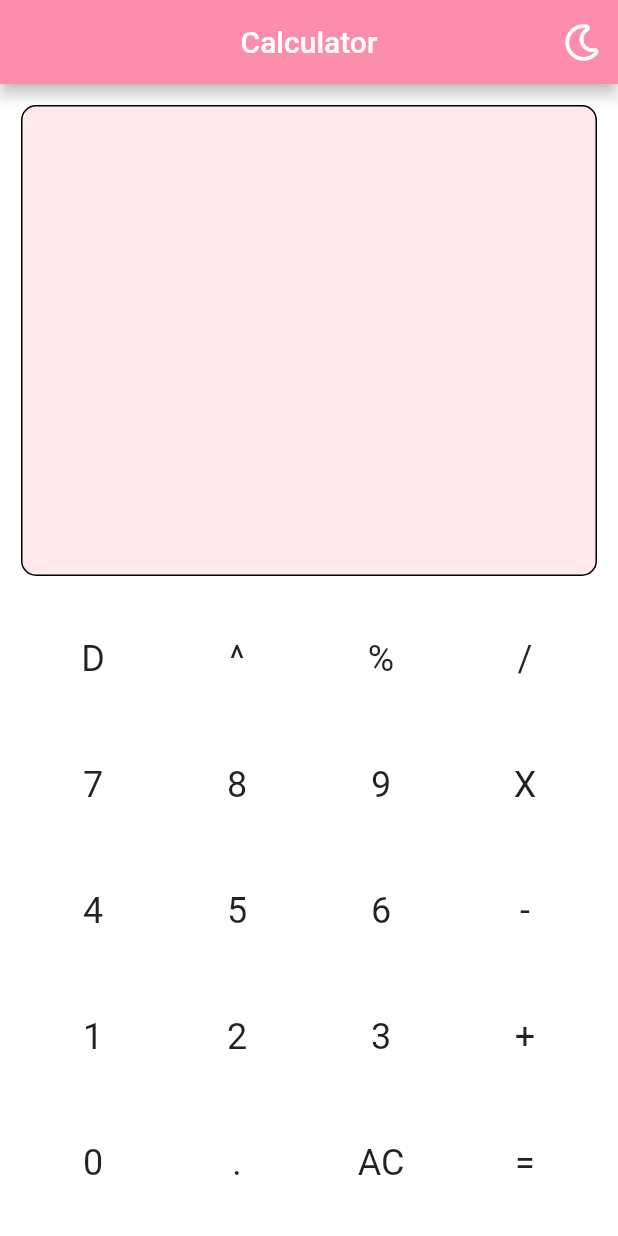
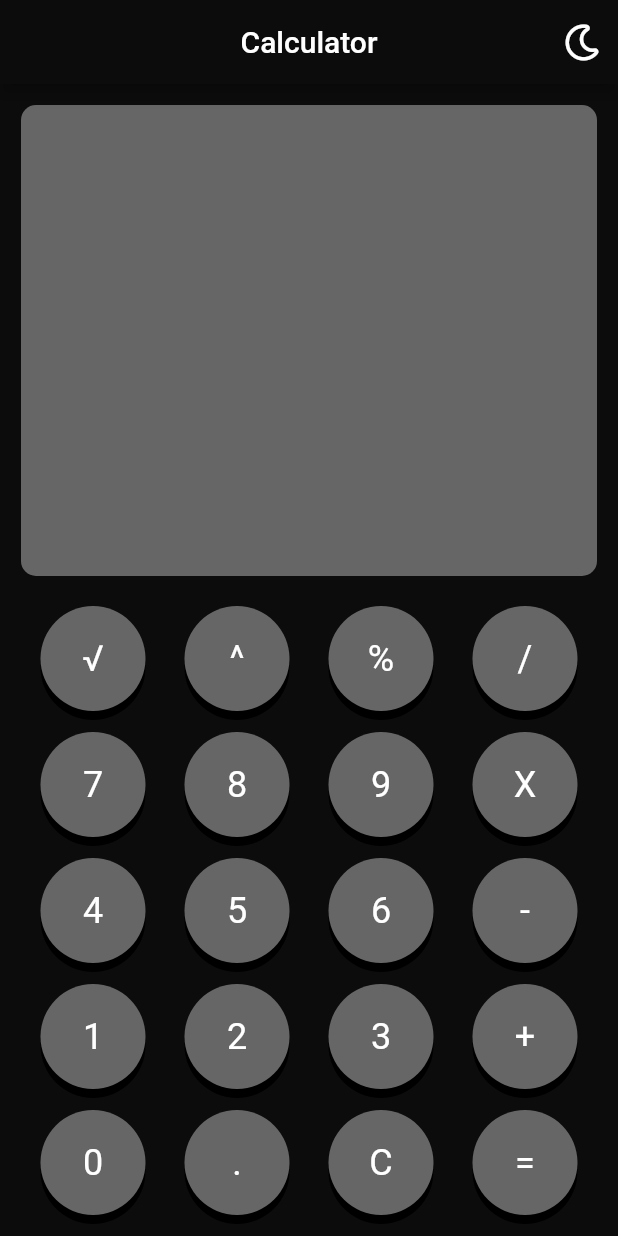
Before and after one commit to Gandheesh-SA/Calculator, a Flutter app: the screen it shows after launch, on a phone screen of 412 x 824 dp. Run offline on Flutter 3.47's test engine with Material 2 defaults, Android fonts, the phone set to English and light mode, and no system bars; our stand-ins replace font_awesome_flutter.

Commit message:
Functionality Achieved

```diff
--- a/lib/components/button.dart
+++ /dev/null
@@ -1,20 +0,0 @@
-import 'package:flutter/material.dart';
-class Button extends StatelessWidget {
-  final String s;
-  Button({this.s});
-  @override
-  Widget build(BuildContext context) {
-    return Expanded(
-      child: Container(
-        decoration: BoxDecoration(
-        ),
-        height: 70.0,
-        child: Center(
-          child: Text('$s',style: TextStyle(
-            fontSize: 24.0
-          ),),
-        ),
-      ),
-    );
-  }
-}
--- a/lib/main.dart
+++ b/lib/main.dart
@@ -11,9 +11,9 @@ class MyApp extends StatelessWidget {
     return MaterialApp(
       debugShowCheckedModeBanner: false,
       home: Scaffold(
-        backgroundColor: Colors.white,
+        backgroundColor: Color(0xFF0C0C0C),
         appBar: AppBar(
-          backgroundColor: Color(0xFFfc8eac),
+          backgroundColor: Color(0xFF0C0C0C),
           title: Text('Calculator'),
           centerTitle: true,
           actions: [
--- a/lib/screens/calculatorscreen.dart
+++ b/lib/screens/calculatorscreen.dart
@@ -1,11 +1,87 @@
 import 'package:flutter/material.dart';
-import 'package:calculator/components/button.dart';
+import 'dart:math';
 class CalculatorScreen extends StatefulWidget {
   @override
   _CalculatorScreenState createState() => _CalculatorScreenState();
 }
 
 class _CalculatorScreenState extends State<CalculatorScreen> {
+  int a;
+  int b;
+  String output='';
+  String res;
+  String operation;
+  void onButtonClick(String buttonText){
+    if(buttonText == 'C')
+      {
+        output=' ';
+        a=0; b=0; res =' ';
+      } else if(buttonText=="+" || buttonText=="-" || buttonText=="X" || buttonText=="/" || buttonText=="%" || buttonText=="^" ){
+            a= int.parse(output);
+            res =' ';
+            operation=buttonText;
+      } else if(buttonText== "="){
+
+         b= int.parse(output);
+         if(operation=="+")
+           {
+             res = (a+b).toString();
+           }
+         if(operation=="-")
+         {
+           res = (a-b).toString();
+         }
+         if(operation=="X")
+         {
+           res = (a*b).toString();
+         }
+         if(operation=="/")
+         {
+           res = (a/b).toString();
+         }
+         if(operation=="%")
+         {
+           res = (a%b).toString();
+         }
+         if(operation=="^")
+         {
+           res = pow(a,b).toString();
+         }
+
+    } else{
+      res= int.parse(output + buttonText).toString();
+    }
+    setState(() {
+      output=res;
+    });
+  }
+  // ignore: non_constant_identifier_names
+  Widget Button( String buttonValue){
+    return Expanded(
+      child: GestureDetector(
+        onTap: () => onButtonClick(buttonValue),
+        child: Container(
+          decoration: BoxDecoration(
+            shape: BoxShape.circle,
+            color: Color(0XFF666666),
+            boxShadow: [
+              BoxShadow(
+                offset: Offset(0.0, 6.0),
+              ),
+            ],
+          ),
+          height: 70.0,
+          child: Center(
+            child: Text('$buttonValue',style: TextStyle(
+              fontSize: 24.0,
+              color: Colors.white,
+            ),),
+          ),
+        ),
+
+      ),
+    );
+  }
   @override
   Widget build(BuildContext context) {
     return Padding(
@@ -15,20 +91,26 @@ class _CalculatorScreenState extends State<CalculatorScreen> {
         children: [
           Expanded(
             child: Container(
+              width: double.infinity,
               decoration: BoxDecoration(
-
-                color: Color(0xFFFFE9EC),
-                border: Border.all(color: Colors.black),
+                color: Color(0XFF666666),
                 borderRadius: BorderRadius.all(Radius.circular(10.0),),
               ),
-          ),),
+            alignment: Alignment.bottomRight,
+            padding: EdgeInsets.only(right: 10.0,bottom: 10.0),
+            child: Text('$output', style: TextStyle(
+              fontSize: 42.0,
+              color: Colors.white,
+            ),),
+          ),
+          ),
           SizedBox(height: 20.0,),
           Row(
             children: [
-                Button(s: 'D',),
-                Button(s: '^'),
-                Button(s: '%'),
-                Button(s:'/'),
+                Button('√',),
+                Button('^'),
+                Button('%'),
+                Button('/'),
             ],
           ),
           SizedBox(
@@ -36,10 +118,10 @@ class _CalculatorScreenState extends State<CalculatorScreen> {
           ),
           Row(
             children: [
-              Button(s:'7'),
-              Button(s:'8'),
-              Button(s:'9'),
-              Button(s:'X'),
+              Button('7'),
+              Button('8'),
+              Button('9'),
+              Button('X'),
             ],
           ),
           SizedBox(
@@ -47,10 +129,10 @@ class _CalculatorScreenState extends State<CalculatorScreen> {
           ),
           Row(
             children: [
-              Button(s:'4'),
-              Button(s:'5'),
-              Button(s:'6'),
-              Button(s:'-'),
+              Button('4'),
+              Button('5'),
+              Button('6'),
+              Button('-'),
             ],
           ),
           SizedBox(
@@ -58,10 +140,10 @@ class _CalculatorScreenState extends State<CalculatorScreen> {
           ),
           Row(
             children: [
-              Button(s:'1'),
-              Button(s:'2'),
-              Button(s:'3'),
-              Button(s:'+'),
+              Button('1'),
+              Button('2'),
+              Button('3'),
+              Button('+'),
             ],
           ),
           SizedBox(
@@ -69,10 +151,10 @@ class _CalculatorScreenState extends State<CalculatorScreen> {
           ),
           Row(
             children: [
-              Button(s:'0'),
-              Button(s:'.'),
-              Button(s:'AC'),
-              Button(s:'='),
+              Button('0'),
+              Button('.'),
+              Button('C'),
+              Button('='),
             ],
           ),
         ],
```
